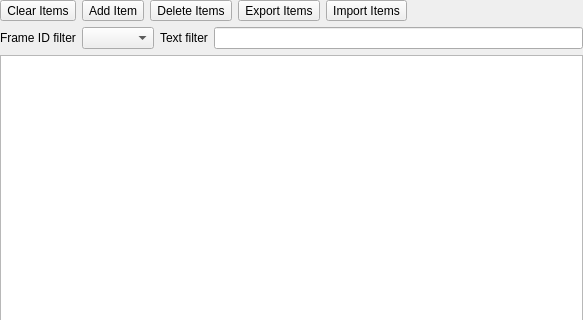
Before: the Qt Designer form src/x/canbus/framelistview.ui in x-tools-author/x-tools, drawn with Qt 5; both pictures show x 0 to 583 and y 0 to 320 of the 583 by 534 pixel window.
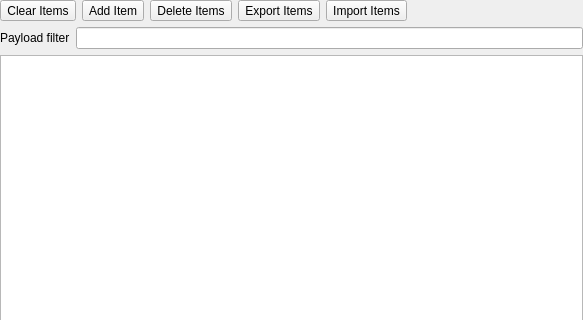
After: the same form once the commit is applied.

What changed in the file:
```diff
--- a/src/x/canbus/framelistview.ui
+++ b/src/x/canbus/framelistview.ui
@@ -95,25 +95,19 @@
    </item>
    <item>
     <layout class="QHBoxLayout" name="horizontalLayout_2">
-     <item>
-      <widget class="QLabel" name="label">
-       <property name="text">
-        <string>Frame ID filter</string>
-       </property>
-      </widget>
-     </item>
-     <item>
-      <widget class="QComboBox" name="comboBox"/>
-     </item>
      <item>
       <widget class="QLabel" name="label_2">
        <property name="text">
-        <string>Text filter</string>
+        <string>Payload filter</string>
        </property>
       </widget>
      </item>
      <item>
-      <widget class="QLineEdit" name="lineEdit"/>
+      <widget class="QLineEdit" name="lineEdit">
+       <property name="clearButtonEnabled">
+        <bool>true</bool>
+       </property>
+      </widget>
      </item>
     </layout>
    </item>
```
